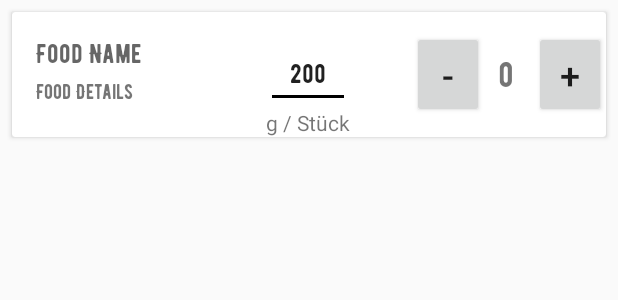
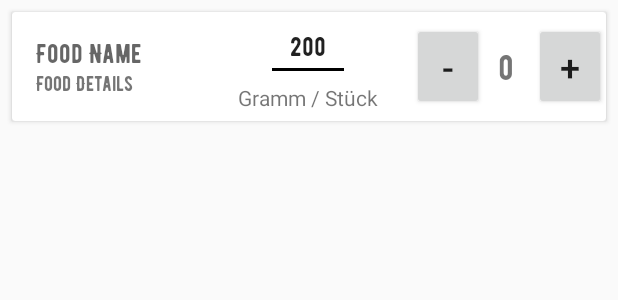
Before and after one commit to Otaconn93/FatnessApp, an Android app: the layout food_item.xml on its own in the app's theme, with its tools: preview values and no code run, on a phone screen of 412 x 824 dp. Shown: the top 300 px of the screen. Run offline under Robolectric (Android 15) with nearby library versions, the phone set to English and light mode, and no system bars.

Commit message:
changed "g" to "Gramm"

```diff
--- a/app/src/main/java/com/mobilesysteme/fatnessapp/activities/DashboardActivity.java
+++ b/app/src/main/java/com/mobilesysteme/fatnessapp/activities/DashboardActivity.java
@@ -47,9 +47,6 @@ public class DashboardActivity extends AppCompatActivity {
 
         super.onCreate(savedInstanceState);
         setContentView(R.layout.activity_dashboard);
-
-
-
         DatabaseHelper databaseHelper = new DatabaseHelper(getApplicationContext());
         if(SharedPreferenceUtils.getFirstLaunch(this)) {
 
@@ -60,7 +57,6 @@ public class DashboardActivity extends AppCompatActivity {
         } else {
             init();
         }
-
     }
 
     private void init() {
@@ -79,7 +75,6 @@ public class DashboardActivity extends AppCompatActivity {
         fabAdd.setOnClickListener(v -> startActivity(new Intent(this, AddActivity.class)));
 
         initLineChart();
-
         if(checkLastWeightDateOutdated()){
             createDialogForWeightUpdate();
         }
--- a/app/src/main/res/layout/food_item.xml
+++ b/app/src/main/res/layout/food_item.xml
@@ -9,7 +9,7 @@
 
     <androidx.constraintlayout.widget.ConstraintLayout
         android:layout_width="match_parent"
-        android:layout_height="wrap_content">
+        android:layout_height="match_parent">
 
         <Button
             android:id="@+id/btn_addFood"
@@ -78,33 +78,33 @@
             android:layout_width="56dp"
             android:layout_height="46dp"
             android:autofillHints="@string/autofill_food"
+            android:clickable="true"
             android:ems="10"
+            android:focusable="true"
+            android:focusableInTouchMode="true"
             android:fontFamily="@font/bernierregular"
+            android:imeOptions="actionDone"
             android:inputType="phone"
             android:text="@string/twohundred"
-            android:imeOptions="actionDone"
-            android:focusableInTouchMode="true"
-            android:clickable="true"
-            android:focusable="true"
             android:textAlignment="center"
             app:layout_constraintBottom_toBottomOf="parent"
             app:layout_constraintEnd_toEndOf="@+id/btn_addFood"
             app:layout_constraintHorizontal_bias="0.498"
             app:layout_constraintStart_toStartOf="parent"
             app:layout_constraintTop_toTopOf="parent"
-            app:layout_constraintVertical_bias="0.482"
+            app:layout_constraintVertical_bias="0.0"
             tools:ignore="LabelFor" />
 
         <TextView
             android:id="@+id/textView5"
             android:layout_width="wrap_content"
             android:layout_height="wrap_content"
-            android:text="g / Stück"
+            android:text="Gramm / Stück"
             app:layout_constraintBottom_toBottomOf="parent"
             app:layout_constraintEnd_toEndOf="parent"
             app:layout_constraintHorizontal_bias="0.498"
             app:layout_constraintStart_toStartOf="parent"
             app:layout_constraintTop_toBottomOf="@+id/ev_defaultValue"
-            app:layout_constraintVertical_bias="0.0" />
+            app:layout_constraintVertical_bias="0.181" />
     </androidx.constraintlayout.widget.ConstraintLayout>
 </androidx.cardview.widget.CardView>
```
